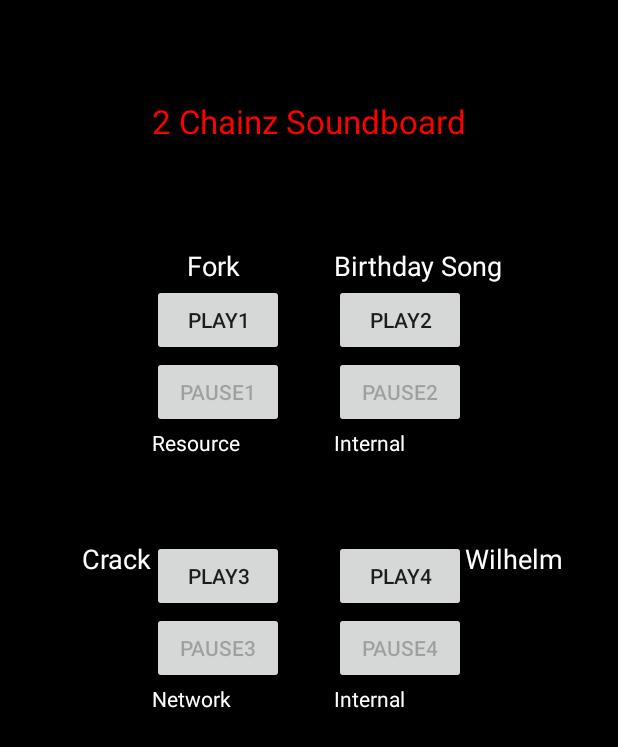
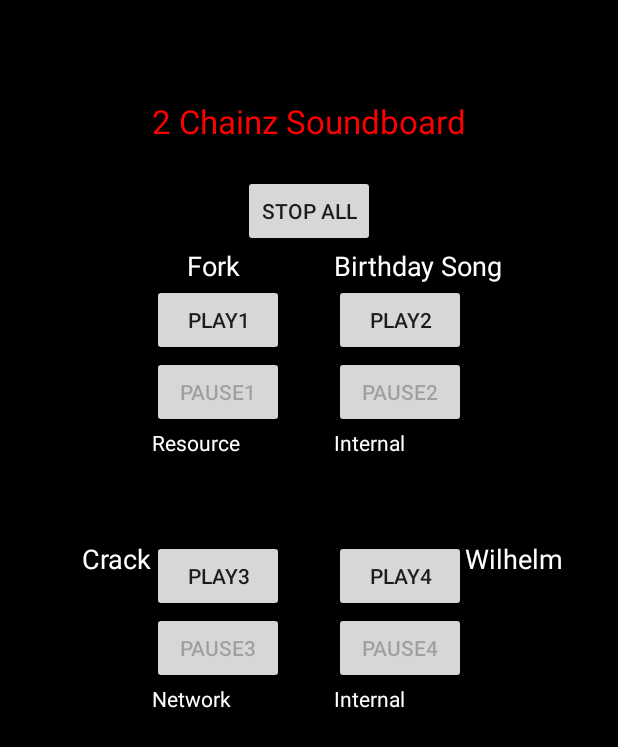
Before and after one commit to kevoconnor/Android, an Android app: the screen it shows after launch (MainActivity), on a phone screen of 412 x 824 dp. Shown: the top 747 px of the screen. Run offline under Robolectric (Android 15) with nearby library versions, the phone set to English and light mode, and no system bars.

Commit message:
External Media Redo

```diff
--- a/AndroidStudioProjects/ExternalMedia/app/src/main/res/layout/activity_main.xml
+++ b/AndroidStudioProjects/ExternalMedia/app/src/main/res/layout/activity_main.xml
@@ -173,4 +173,13 @@
         android:layout_alignTop="@+id/play4"
         android:layout_toEndOf="@+id/internal" />
 
+    <Button
+        android:layout_width="wrap_content"
+        android:layout_height="wrap_content"
+        android:text="Stop All"
+        android:id="@+id/stopButton"
+        android:onClick="stop2Chainz"
+        android:layout_above="@+id/fork"
+        android:layout_centerHorizontal="true" />
+
 </RelativeLayout>
```
Also changed, not shown: AndroidStudioProjects/ExternalMedia/app/src/main/java/com/example/kevinoconnor/externalmedia/MainActivity.java (+28 -0 lines).
